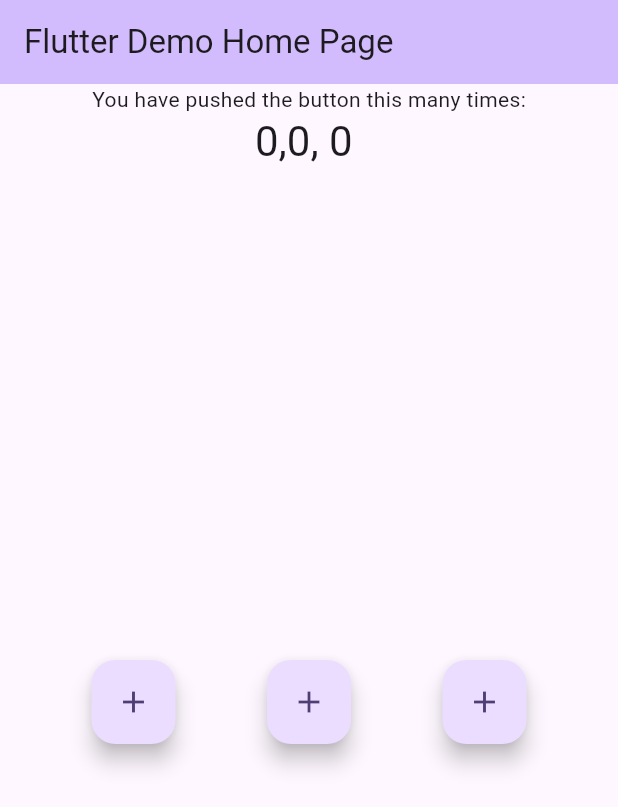
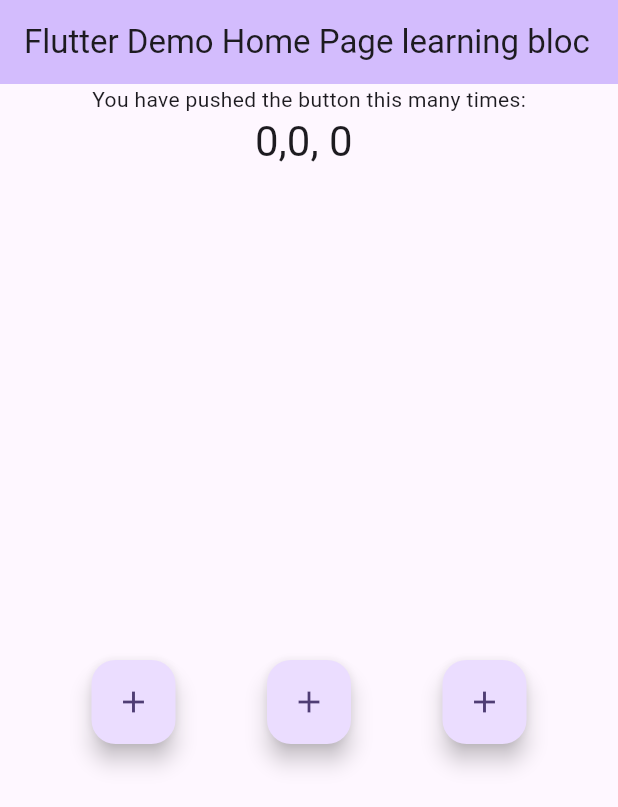
Before and after one commit to vimala-pedapati/learing, a Flutter app: the screen it shows after launch, on a phone screen of 412 x 824 dp. Shown: the top 807 px of the screen. Run offline on Flutter 3.47's test engine with Material 2 defaults, Android fonts, the phone set to English and light mode, and no system bars; our stand-ins replace bloc, flutter_bloc.

Commit message:
title changed

```diff
--- a/lib/main.dart
+++ b/lib/main.dart
@@ -24,7 +24,7 @@ class MyApp extends StatelessWidget {
           colorScheme: ColorScheme.fromSeed(seedColor: Colors.deepPurple),
           useMaterial3: true,
         ),
-        home: const MyHomePage(title: 'Flutter Demo Home Page'),
+        home: const MyHomePage(title: 'Flutter Demo Home Page learning bloc'),
       ),
     );
   }
```
